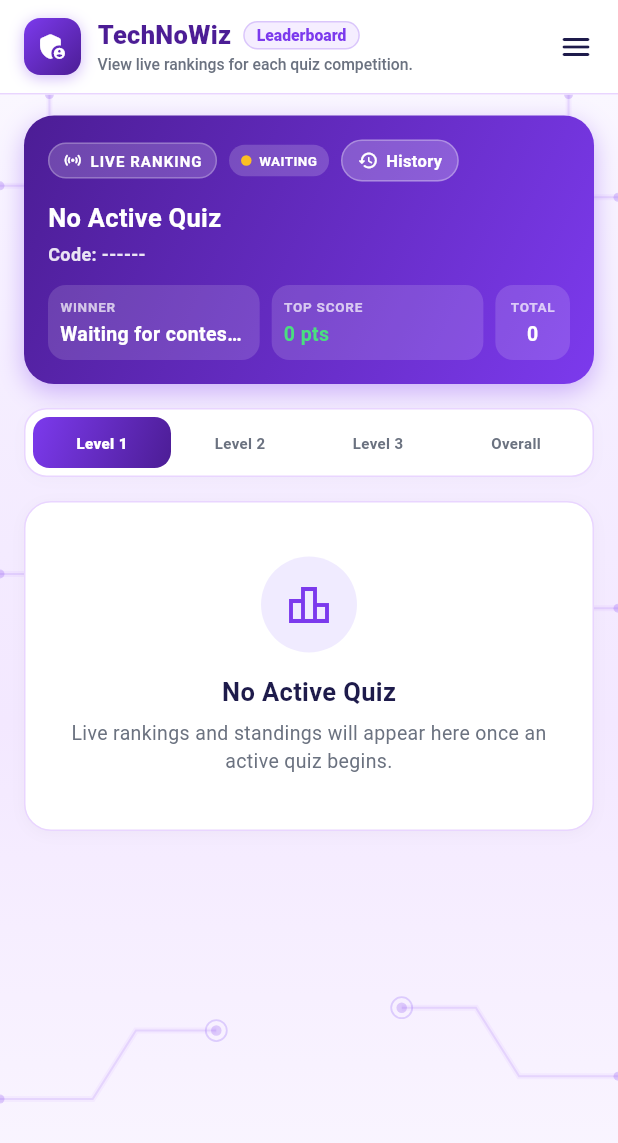
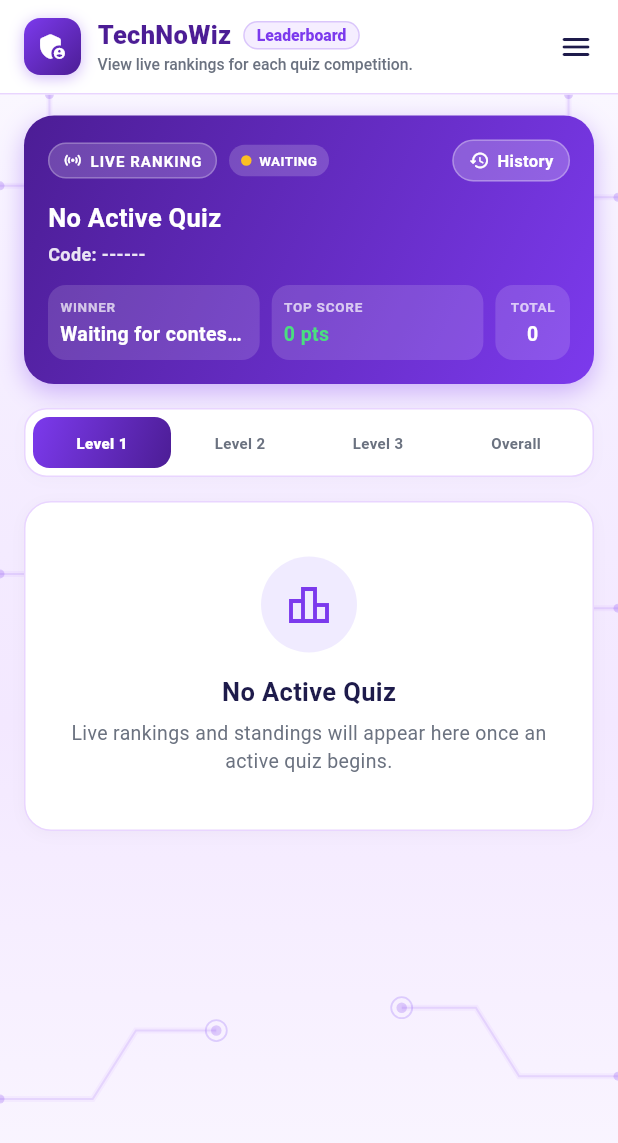
Before and after one commit to arlsss/technowiz, a Flutter app: the AdminLeaderboardScreen screen opened directly, on a phone screen of 412 x 824 dp. Shown: the top 1143 px of the screen. Run offline on Flutter 3.47's test engine with Material 3 defaults, Android fonts, the phone set to English and light mode, and no system bars; our stand-ins replace cloud_firestore, firebase_auth, firebase_core, flutter_secure_storage, google_sign_in, pdf and 2 more; missing offline and left inert: dart:html; accounts and stored records are empty.

Commit message:
sa part sa admin leaderboard screen na dart file nay giusab

```diff
--- a/lib/screens/admin/admin_leaderboard_screen.dart
+++ b/lib/screens/admin/admin_leaderboard_screen.dart
@@ -749,15 +749,8 @@ class _AdminLeaderboardScreenState extends State<AdminLeaderboardScreen> {
         child: Column(
           crossAxisAlignment: CrossAxisAlignment.start,
           children: [
-            // Top Row: LIVE RANKING Pill + Status + History Button (Responsive Wrap)
-            Wrap(
-              spacing: 8,
-              runSpacing: 6,
-              crossAxisAlignment: WrapCrossAlignment.center,
-              alignment: WrapAlignment.spaceBetween,
-              children: [
+            // Top Row: LIVE RANKING Pill + Status on Left, History Button on Right
             Row(
-                  mainAxisSize: MainAxisSize.min,
               children: [
                 Container(
                   padding: const EdgeInsets.symmetric(
@@ -823,9 +816,8 @@ class _AdminLeaderboardScreenState extends State<AdminLeaderboardScreen> {
                     ],
                   ),
                 ),
-                  ],
-                ),
-                // History button inside hero card to switch to history
+                const Spacer(),
+                // History button inside hero card pushed to the right side
                 InkWell(
                   onTap: () {
                     setState(() => showHistory = true);
```
Lines whose indentation alone changed are shown as unchanged.
